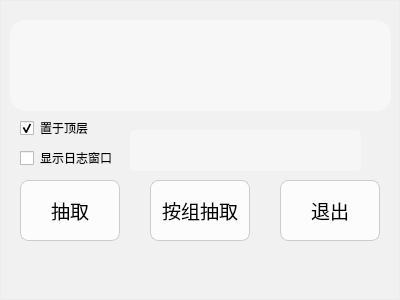
Above: src/ui/mainwindow.ui from starrykiller/agonblick before the change. Below: the same form after it.
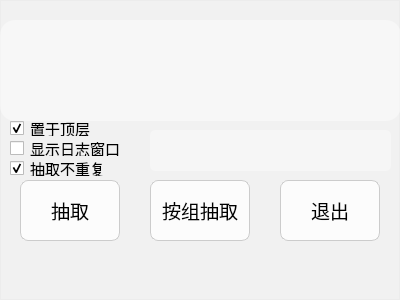
That is the form after the change. Icons and pictures are not drawn.

Commit message: 暂时移除了CP功能，添加了“抽取不重复”的功能

```diff
--- a/src/ui/mainwindow.ui
+++ b/src/ui/mainwindow.ui
@@ -121,10 +121,10 @@
    <widget class="QTextEdit" name="nameShow">
     <property name="geometry">
      <rect>
-      <x>10</x>
+      <x>0</x>
       <y>20</y>
-      <width>381</width>
-      <height>91</height>
+      <width>401</width>
+      <height>101</height>
      </rect>
     </property>
     <property name="styleSheet">
@@ -143,6 +143,7 @@
      <string>&lt;!DOCTYPE HTML PUBLIC &quot;-//W3C//DTD HTML 4.0//EN&quot; &quot;http://www.w3.org/TR/REC-html40/strict.dtd&quot;&gt;
 &lt;html&gt;&lt;head&gt;&lt;meta name=&quot;qrichtext&quot; content=&quot;1&quot; /&gt;&lt;meta charset=&quot;utf-8&quot; /&gt;&lt;style type=&quot;text/css&quot;&gt;
 p, li { white-space: pre-wrap; }
+hr { height: 1px; border-width: 0; }
 &lt;/style&gt;&lt;/head&gt;&lt;body style=&quot; font-family:'Microsoft YaHei UI'; font-size:9pt; font-weight:400; font-style:normal;&quot;&gt;
 &lt;p style=&quot;-qt-paragraph-type:empty; margin-top:0px; margin-bottom:0px; margin-left:0px; margin-right:0px; -qt-block-indent:0; text-indent:0px; font-size:40pt; font-weight:296;&quot;&gt;&lt;br /&gt;&lt;/p&gt;&lt;/body&gt;&lt;/html&gt;</string>
     </property>
@@ -175,7 +176,7 @@
     <property name="geometry">
      <rect>
       <x>10</x>
-      <y>240</y>
+      <y>250</y>
       <width>391</width>
       <height>21</height>
      </rect>
@@ -199,15 +200,16 @@
    <widget class="QCheckBox" name="stayOnTop">
     <property name="geometry">
      <rect>
-      <x>20</x>
+      <x>10</x>
       <y>120</y>
-      <width>71</width>
+      <width>121</width>
       <height>16</height>
      </rect>
     </property>
     <property name="font">
      <font>
       <family>Microsoft YaHei UI</family>
+      <pointsize>11</pointsize>
      </font>
     </property>
     <property name="text">
@@ -223,9 +225,9 @@
    <widget class="QTextBrowser" name="statusShow">
     <property name="geometry">
      <rect>
-      <x>130</x>
+      <x>150</x>
       <y>130</y>
-      <width>231</width>
+      <width>241</width>
       <height>41</height>
      </rect>
     </property>
@@ -239,15 +241,16 @@
    <widget class="QCheckBox" name="showLog">
     <property name="geometry">
      <rect>
-      <x>20</x>
-      <y>150</y>
-      <width>101</width>
+      <x>10</x>
+      <y>140</y>
+      <width>141</width>
       <height>16</height>
      </rect>
     </property>
     <property name="font">
      <font>
       <family>Microsoft YaHei UI</family>
+      <pointsize>11</pointsize>
      </font>
     </property>
     <property name="text">
@@ -285,6 +288,31 @@
      <string/>
     </property>
    </widget>
+   <widget class="QCheckBox" name="repeat">
+    <property name="geometry">
+     <rect>
+      <x>10</x>
+      <y>160</y>
+      <width>141</width>
+      <height>16</height>
+     </rect>
+    </property>
+    <property name="font">
+     <font>
+      <family>Microsoft YaHei UI</family>
+      <pointsize>11</pointsize>
+     </font>
+    </property>
+    <property name="text">
+     <string>抽取不重复</string>
+    </property>
+    <property name="checked">
+     <bool>true</bool>
+    </property>
+    <property name="tristate">
+     <bool>false</bool>
+    </property>
+   </widget>
   </widget>
  </widget>
  <resources>
```
The commit also changes 5 other files.
